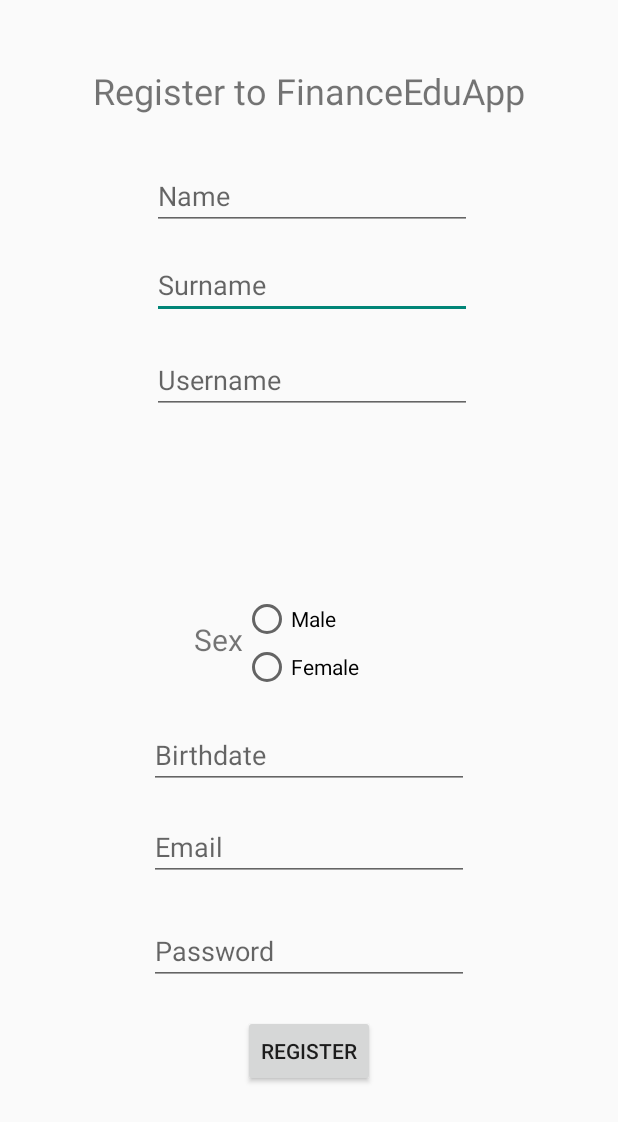
After one commit to KrzAlex/FinancialApp, an Android app: the RegisterActivity screen opened directly, with no data from a screen before it, on a phone screen of 412 x 824 dp. The commit adds this screen. Shown: the top 1122 px of the screen. Run offline under Robolectric (Android 15) with nearby library versions, the phone set to English and light mode, and no system bars.

Commit message:
SCRUM-69 Register page and API full working

```diff
--- a/FinanceEduApp/app/src/main/java/com/example/financeeduapp/services/ApiService.java
+++ b/FinanceEduApp/app/src/main/java/com/example/financeeduapp/services/ApiService.java
@@ -39,4 +39,16 @@ public interface ApiService {
             @Field("action") String action,
             @Field("title")  String lessonTitle
     );
+    @FormUrlEncoded
+    @POST("api.php")
+    Call<RegisterResponse> register(
+            @Field("action")    String action,
+            @Field("username")  String username,
+            @Field("sex")       String sex,
+            @Field("name")      String name,
+            @Field("surname")   String surname,
+            @Field("birthdate") String birthdate,
+            @Field("email")     String email,
+            @Field("password")  String password
+    );
 }
--- /dev/null
+++ b/FinanceEduApp/app/src/main/res/layout/activity_register.xml
@@ -0,0 +1,128 @@
+<?xml version="1.0" encoding="utf-8"?>
+<androidx.constraintlayout.widget.ConstraintLayout xmlns:android="http://schemas.android.com/apk/res/android"
+    xmlns:app="http://schemas.android.com/apk/res-auto"
+    xmlns:tools="http://schemas.android.com/tools"
+    android:layout_width="match_parent"
+    android:layout_height="match_parent">
+
+    <EditText
+        android:id="@+id/editSurname"
+        android:layout_width="wrap_content"
+        android:layout_height="wrap_content"
+        android:layout_marginTop="14dp"
+        android:ems="10"
+        android:hint="@string/surname_hint"
+        android:inputType="text"
+        app:layout_constraintStart_toStartOf="@+id/editRName"
+        app:layout_constraintTop_toBottomOf="@+id/editRName" />
+
+    <EditText
+        android:id="@+id/editUsername"
+        android:layout_width="wrap_content"
+        android:layout_height="wrap_content"
+        android:layout_marginTop="18dp"
+        android:ems="10"
+        android:hint="@string/username_hint"
+        android:inputType="text"
+        app:layout_constraintStart_toStartOf="@+id/editSurname"
+        app:layout_constraintTop_toBottomOf="@+id/editSurname" />
+
+    <TextView
+        android:id="@+id/registerTitle"
+        android:layout_width="wrap_content"
+        android:layout_height="wrap_content"
+        android:layout_marginTop="44dp"
+        android:text="@string/register_tittle"
+        android:textSize="24sp"
+        app:layout_constraintEnd_toEndOf="parent"
+        app:layout_constraintStart_toStartOf="parent"
+        app:layout_constraintTop_toTopOf="parent" />
+
+    <EditText
+        android:id="@+id/editRName"
+        android:layout_width="wrap_content"
+        android:layout_height="wrap_content"
+        android:layout_marginStart="39dp"
+        android:layout_marginTop="31dp"
+        android:ems="10"
+        android:hint="@string/nameR_hint"
+        android:inputType="text"
+        app:layout_constraintStart_toStartOf="@+id/registerTitle"
+        app:layout_constraintTop_toBottomOf="@+id/registerTitle" />
+
+    <RadioGroup
+        android:id="@+id/radioSexGroup"
+        android:layout_width="wrap_content"
+        android:layout_height="wrap_content"
+        android:layout_marginBottom="20dp"
+        app:layout_constraintBottom_toTopOf="@+id/editBirthDate"
+        app:layout_constraintStart_toEndOf="@+id/textSex">
+
+        <RadioButton
+            android:id="@+id/radioMbuton"
+            android:layout_width="match_parent"
+            android:layout_height="wrap_content"
+            android:text="@string/sex_M_hint" />
+
+        <RadioButton
+            android:id="@+id/radioFButton"
+            android:layout_width="match_parent"
+            android:layout_height="wrap_content"
+            android:text="@string/sex_F_hint" />
+    </RadioGroup>
+
+    <EditText
+        android:id="@+id/editBirthDate"
+        android:layout_width="wrap_content"
+        android:layout_height="wrap_content"
+        android:layout_marginBottom="298dp"
+        android:ems="10"
+        android:hint="@string/birthDate_hint"
+        android:inputType="date"
+        app:layout_constraintBottom_toBottomOf="parent"
+        app:layout_constraintEnd_toEndOf="parent"
+        app:layout_constraintStart_toStartOf="parent" />
+
+    <EditText
+        android:id="@+id/editRPassword"
+        android:layout_width="wrap_content"
+        android:layout_height="wrap_content"
+        android:layout_marginTop="24dp"
+        android:ems="10"
+        android:hint="@string/password_hint"
+        android:inputType="textPassword"
+        app:layout_constraintStart_toStartOf="@+id/editREmailAddress"
+        app:layout_constraintTop_toBottomOf="@+id/editREmailAddress" />
+
+    <Button
+        android:id="@+id/buttonRegister"
+        android:layout_width="wrap_content"
+        android:layout_height="wrap_content"
+        android:layout_marginTop="20dp"
+        android:text="@string/register_button"
+        app:layout_constraintEnd_toEndOf="parent"
+        app:layout_constraintStart_toStartOf="parent"
+        app:layout_constraintTop_toBottomOf="@+id/editRPassword" />
+
+    <EditText
+        android:id="@+id/editREmailAddress"
+        android:layout_width="wrap_content"
+        android:layout_height="wrap_content"
+        android:layout_marginTop="16dp"
+        android:ems="10"
+        android:hint="@string/email_hint"
+        android:inputType="textEmailAddress"
+        app:layout_constraintStart_toStartOf="@+id/editBirthDate"
+        app:layout_constraintTop_toBottomOf="@+id/editBirthDate" />
+
+    <TextView
+        android:id="@+id/textSex"
+        android:layout_width="wrap_content"
+        android:layout_height="wrap_content"
+        android:layout_marginStart="30dp"
+        android:layout_marginTop="16dp"
+        android:text="@string/sex_hint"
+        android:textSize="20sp"
+        app:layout_constraintStart_toStartOf="@+id/editBirthDate"
+        app:layout_constraintTop_toTopOf="@+id/radioSexGroup" />
+</androidx.constraintlayout.widget.ConstraintLayout>
--- a/FinanceEduApp/app/src/main/res/values/strings.xml
+++ b/FinanceEduApp/app/src/main/res/values/strings.xml
@@ -17,6 +17,17 @@
     <string name="reset_button">Reset Password</string>
     <string name="reset_success">If the email exists, a reset link has been sent.</string>
     <string name="reset_error">Please enter a valid email address</string>
+
+    <!-- Register Page Strings -->
+    <string name="register_tittle">Register to FinanceEduApp</string>
+    <string name="nameR_hint">Name</string>
+    <string name="surname_hint">Surname</string>
+    <string name="sex_hint">Sex</string>
+    <string name="sex_M_hint">Male</string>
+    <string name="sex_F_hint">Female</string>
+    <string name="register_button">Register</string>
+    <string name="username_hint">Username</string>
+    <string name="birthDate_hint">Birthdate</string>
 
 
     <!-- HOME PAGE STRINGS -->
@@ -72,6 +83,7 @@
         <item>Italiano</item>
         <item>Español</item>
     </string-array>
+    <string name="title_activity_register">RegisterActivity</string>
 
 
 
--- a/FinanceEduApp/build.gradle.kts
+++ b/FinanceEduApp/build.gradle.kts
@@ -1,4 +1,6 @@
 // Top-level build file where you can add configuration options common to all sub-projects/modules.
 plugins {
     alias(libs.plugins.android.application) apply false
+    alias(libs.plugins.kotlin.android) apply false
+    alias(libs.plugins.kotlin.compose) apply false
 }
```
Also changed, not shown: FinanceEduApp/app/build.gradle.kts (+16 -0 lines), FinanceEduApp/app/src/main/AndroidManifest.xml (+12 -14 lines), FinanceEduApp/app/src/main/java/com/example/financeeduapp/activities/LoginActivity.java (+11 -2 lines), FinanceEduApp/app/src/main/java/com/example/financeeduapp/activities/RegisterActivity.java (added, +149 -0 lines), FinanceEduApp/app/src/main/java/com/example/financeeduapp/responses/RegisterResponse.java (added, +42 -0 lines), FinanceEduApp/app/src/main/java/com/example/financeeduapp/services/RetrofitClient.java (+8 -1 lines), FinanceEduApp/app/src/main/res/layout/activity_login.xml (+63 -46 lines), FinanceEduApp/gradle/libs.versions.toml (+16 -0 lines), 4 other files.
